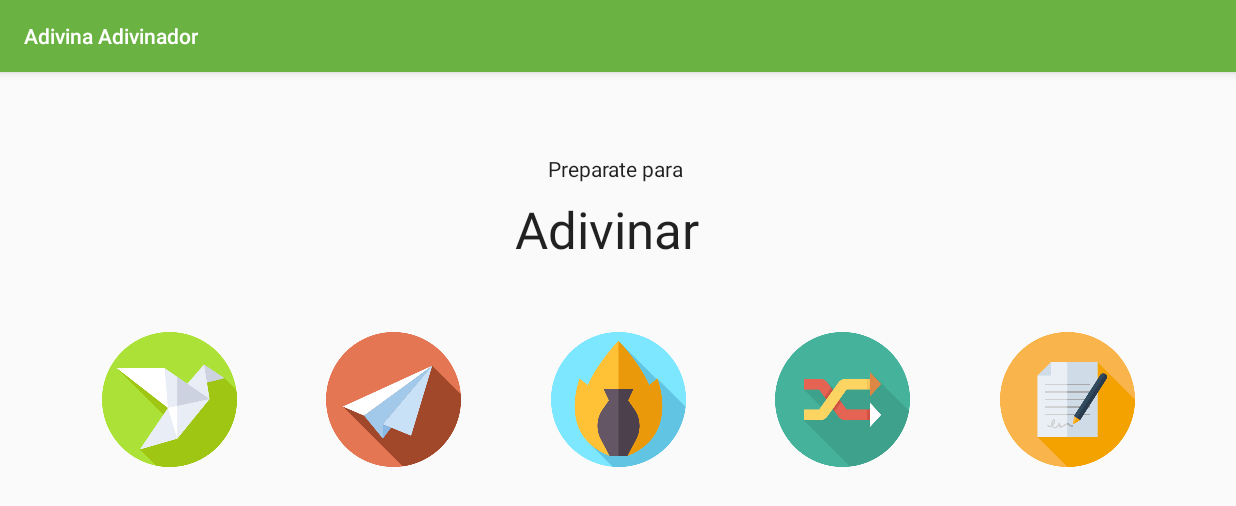
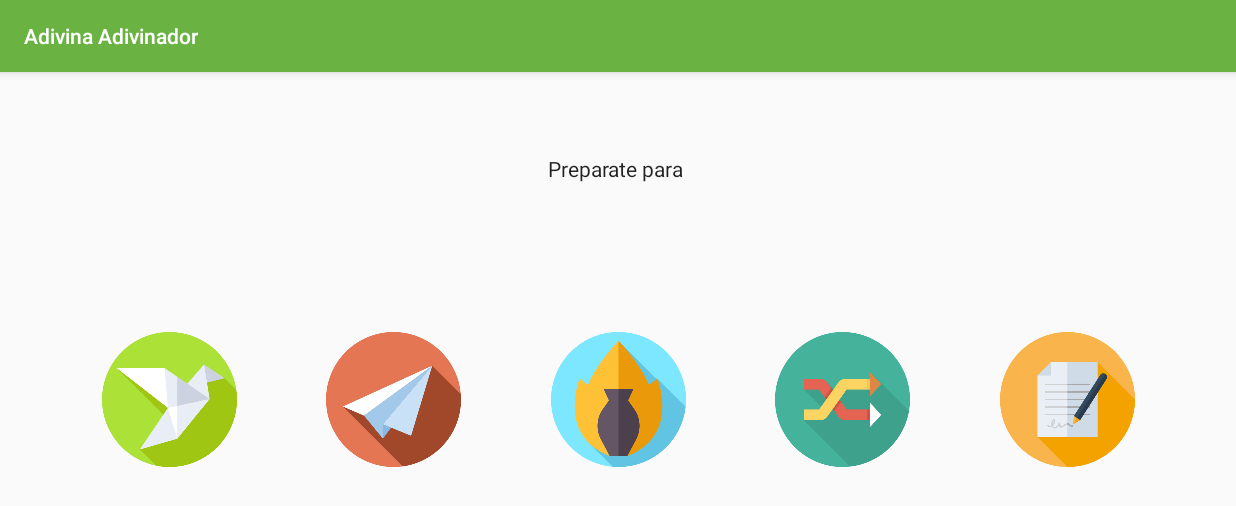
Before and after one commit to TomasMVazquez/AdivinaAdivinador, an Android app: the screen it shows after launch (MainActivity), on a phone screen of 824 x 412 dp (held sideways). Shown: the top 506 px of the screen. Run offline under Robolectric (Android 15) with nearby library versions, the phone set to English and light mode, and no system bars; our stand-ins replace data binding.

Commit message:
Part IV: backend create list + some adjustment to UI

```diff
--- a/app/src/main/java/com/toms/android/adivinaadivinador/database/ListDatabaseDao.kt
+++ b/app/src/main/java/com/toms/android/adivinaadivinador/database/ListDatabaseDao.kt
@@ -13,7 +13,7 @@ interface ListDatabaseDao {
 
     //Obtener
     @Query("SELECT * FROM list_created_table ORDER BY itemId DESC")
-    fun getAllWords(): LiveData<List<ItemListDataClass>>
+    fun getAllWords(): List<ItemListDataClass>
 
     //Obtener
     @Query("SELECT * FROM list_created_table ORDER BY itemId DESC LIMIT 1")
--- a/app/src/main/java/com/toms/android/adivinaadivinador/screens/game/GameFragment.kt
+++ b/app/src/main/java/com/toms/android/adivinaadivinador/screens/game/GameFragment.kt
@@ -55,11 +55,11 @@ class GameFragment : Fragment() {
                 false
         )
 
-        val dataSource = ListDatabase.getInstance(activity!!.application).listDatabaseDao
+        val dataSource = ListDatabase.getInstance(requireActivity().application).listDatabaseDao
 
         // Get args using by navArgs property delegate
         val gameFragmentArgs by navArgs<GameFragmentArgs>()
-        viewModelFactory = GameViewModelFactory(dataSource,activity!!.application,gameFragmentArgs.list)
+        viewModelFactory = GameViewModelFactory(dataSource,requireActivity().application,gameFragmentArgs.list)
 
         viewModel = ViewModelProvider(this, viewModelFactory).get(GameViewModel::class.java)
 
--- a/app/src/main/java/com/toms/android/adivinaadivinador/screens/title/TitleFragment.kt
+++ b/app/src/main/java/com/toms/android/adivinaadivinador/screens/title/TitleFragment.kt
@@ -28,6 +28,7 @@ import androidx.lifecycle.ViewModelProvider
 import androidx.navigation.fragment.NavHostFragment
 import com.toms.android.adivinaadivinador.R
 import com.toms.android.adivinaadivinador.databinding.TitleFragmentBinding
+import com.toms.android.adivinaadivinador.getSomeString
 
 /**
  * Fragment for the starting or title screen of the app
@@ -35,6 +36,7 @@ import com.toms.android.adivinaadivinador.databinding.TitleFragmentBinding
 class TitleFragment : Fragment() {
 
     private lateinit var viewModel: TitleViewModel
+    private lateinit var viewModelFactory: TitleViewModelFactory
 
     private lateinit var binding: TitleFragmentBinding
 
@@ -46,58 +48,67 @@ class TitleFragment : Fragment() {
                 inflater, R.layout.title_fragment, container, false)
 
         activity?.requestedOrientation = ActivityInfo.SCREEN_ORIENTATION_LANDSCAPE
+        viewModelFactory = TitleViewModelFactory(requireActivity().application)
 
-        viewModel = ViewModelProvider(this).get(TitleViewModel::class.java)
+        viewModel = ViewModelProvider(this,viewModelFactory).get(TitleViewModel::class.java)
 
         binding.titleViewModel = viewModel
         // Specify the current activity as the lifecycle owner of the binding. This is used so that
         // the binding can observe LiveData updates
         binding.lifecycleOwner = this
 
-        binding.animals.setOnClickListener {
-            viewModel.onChooseList(this.getString(R.string.animals_list))
+        viewModel.guessList.observe(viewLifecycleOwner, Observer { string ->
+            when (string){
+                this.getString(R.string.animals_list) -> {
+                    viewModel.startFormatString()
                     binding.animals2.visibility = View.VISIBLE
                     binding.places2.visibility = View.INVISIBLE
                     binding.stuff2.visibility = View.INVISIBLE
                     binding.random2.visibility = View.INVISIBLE
                     binding.createShadow.visibility = View.INVISIBLE
                 }
-
-        binding.places.setOnClickListener {
-            viewModel.onChooseList(this.getString(R.string.places_list))
+                this.getString(R.string.places_list) -> {
+                    viewModel.startFormatString()
                     binding.animals2.visibility = View.INVISIBLE
                     binding.places2.visibility = View.VISIBLE
                     binding.stuff2.visibility = View.INVISIBLE
                     binding.random2.visibility = View.INVISIBLE
                     binding.createShadow.visibility = View.INVISIBLE
                 }
-
-        binding.stuff.setOnClickListener {
-            viewModel.onChooseList(this.getString(R.string.stuff_list))
+                this.getString(R.string.stuff_list) -> {
+                    viewModel.startFormatString()
                     binding.animals2.visibility = View.INVISIBLE
                     binding.places2.visibility = View.INVISIBLE
                     binding.stuff2.visibility = View.VISIBLE
                     binding.random2.visibility = View.INVISIBLE
                     binding.createShadow.visibility = View.INVISIBLE
                 }
-
-        binding.random.setOnClickListener {
-            viewModel.onChooseList(this.getString(R.string.random_list))
+                this.getString(R.string.random_list) -> {
+                    viewModel.startFormatString()
                     binding.animals2.visibility = View.INVISIBLE
                     binding.places2.visibility = View.INVISIBLE
                     binding.stuff2.visibility = View.INVISIBLE
                     binding.random2.visibility = View.VISIBLE
                     binding.createShadow.visibility = View.INVISIBLE
                 }
-
-        binding.create.setOnClickListener {
-            viewModel.onChooseList(this.getString(R.string.create_list))
+                this.getString(R.string.create_list) -> {
+                    viewModel.endFormatString()
                     binding.animals2.visibility = View.INVISIBLE
                     binding.places2.visibility = View.INVISIBLE
                     binding.stuff2.visibility = View.INVISIBLE
                     binding.random2.visibility = View.INVISIBLE
                     binding.createShadow.visibility = View.VISIBLE
                 }
+                else -> {
+                    viewModel.endFormatString()
+                    binding.animals2.visibility = View.INVISIBLE
+                    binding.places2.visibility = View.INVISIBLE
+                    binding.stuff2.visibility = View.INVISIBLE
+                    binding.random2.visibility = View.INVISIBLE
+                    binding.createShadow.visibility = View.INVISIBLE
+                }
+            }
+        })
 
         /*binding.playGameButton.setOnClickListener {
             val action = TitleFragmentDirections.actionTitleToGame("HELLO WORLD")
--- a/app/src/main/java/com/toms/android/adivinaadivinador/screens/title/TitleViewModel.kt
+++ b/app/src/main/java/com/toms/android/adivinaadivinador/screens/title/TitleViewModel.kt
@@ -1,10 +1,14 @@
 package com.toms.android.adivinaadivinador.screens.title
 
+import android.app.Application
+import androidx.lifecycle.AndroidViewModel
 import androidx.lifecycle.LiveData
 import androidx.lifecycle.MutableLiveData
 import androidx.lifecycle.ViewModel
+import com.toms.android.adivinaadivinador.R
+import com.toms.android.adivinaadivinador.getSomeString
 
-class TitleViewModel : ViewModel(){
+class TitleViewModel(application: Application) : AndroidViewModel(application){
 
     //Game Finish Event
     private val _guessList = MutableLiveData<String>()
@@ -18,6 +22,11 @@ class TitleViewModel : ViewModel(){
     private val _eventCreate = MutableLiveData<Boolean>()
     val eventCreate: LiveData<Boolean>
         get() = _eventCreate
+
+    private val _formatStringToShow = MutableLiveData<Boolean>()
+    val formatStringToShow : LiveData<Boolean>
+        get() = _formatStringToShow
+
 
     init {
         _guessList.value = ""
@@ -43,4 +52,12 @@ class TitleViewModel : ViewModel(){
         _guessList.value = newList
     }
 
+    fun startFormatString(){
+        _formatStringToShow.value = true
+    }
+
+    fun endFormatString(){
+        _formatStringToShow.value = false
+    }
+
 }
--- /dev/null
+++ b/app/src/main/java/com/toms/android/adivinaadivinador/screens/title/TitleViewModelFactory.kt
@@ -0,0 +1,14 @@
+package com.toms.android.adivinaadivinador.screens.title
+
+import android.app.Application
+import androidx.lifecycle.ViewModel
+import androidx.lifecycle.ViewModelProvider
+
+class TitleViewModelFactory (private val application: Application) : ViewModelProvider.Factory {
+    override fun <T : ViewModel?> create(modelClass: Class<T>): T {
+        if (modelClass.isAssignableFrom(TitleViewModel::class.java)) {
+            return TitleViewModel(application) as T
+        }
+        throw IllegalArgumentException("Unknown ViewModel class")
+    }
+}
--- a/app/src/main/res/layout/database_item_card.xml
+++ b/app/src/main/res/layout/database_item_card.xml
@@ -4,10 +4,12 @@
     android:layout_height="wrap_content"
     xmlns:tools="http://schemas.android.com/tools"
     android:elevation="4dp"
-    android:layout_marginBottom="15dp"
+    android:layout_marginBottom="4dp"
+    android:layout_marginTop="4dp"
     >
 
     <TextView
+        android:id="@+id/txtWord"
         android:layout_width="match_parent"
         android:layout_height="wrap_content"
         android:textSize="25sp"
--- a/app/src/main/res/layout/fragment_create.xml
+++ b/app/src/main/res/layout/fragment_create.xml
@@ -44,7 +44,7 @@
             app:layout_constraintBottom_toBottomOf="parent"
             app:layout_constraintEnd_toEndOf="parent"
             app:layout_constraintTop_toBottomOf="@+id/recyclerCreate"
-            android:onClick="@{() -> createViewModel.onSaveWordToDataBase()}"
+            android:onClick="@{() -> createViewModel.onSaveWordToDataBase(editTextNewWord.getText().toString())}"
             />
 
         <androidx.recyclerview.widget.RecyclerView
--- a/app/src/main/res/layout/title_fragment.xml
+++ b/app/src/main/res/layout/title_fragment.xml
@@ -53,7 +53,7 @@
             android:layout_height="wrap_content"
             android:layout_marginTop="8dp"
             android:fontFamily="sans-serif"
-            android:text="@{@string/title_text(titleViewModel.guessList)}"
+            android:text="@{titleViewModel.formatStringToShow ? @string/title_text(titleViewModel.guessList) : titleViewModel.guessList}"
             android:textColor="@color/black_text_color"
             android:textSize="34sp"
             android:textStyle="normal"
@@ -108,6 +108,7 @@
             android:layout_width="90dp"
             android:layout_height="90dp"
             android:layout_marginStart="8dp"
+            android:onClick="@{() -> titleViewModel.onChooseList(@string/animals_list)}"
             app:layout_constraintBottom_toBottomOf="@+id/places"
             app:layout_constraintEnd_toStartOf="@+id/places"
             app:layout_constraintHorizontal_chainStyle="spread"
@@ -129,6 +130,7 @@
             android:id="@+id/places"
             android:layout_width="90dp"
             android:layout_height="90dp"
+            android:onClick="@{() -> titleViewModel.onChooseList(@string/places_list)}"
             app:layout_constraintBottom_toBottomOf="@+id/stuff"
             app:layout_constraintEnd_toStartOf="@+id/stuff"
             app:layout_constraintHorizontal_bias="0.5"
@@ -150,6 +152,7 @@
             android:id="@+id/stuff"
             android:layout_width="90dp"
             android:layout_height="90dp"
+            android:onClick="@{() -> titleViewModel.onChooseList(@string/stuff_list)}"
             app:layout_constraintBottom_toBottomOf="@+id/random"
             app:layout_constraintEnd_toStartOf="@+id/random"
             app:layout_constraintHorizontal_bias="0.5"
@@ -172,6 +175,7 @@
             android:id="@+id/random"
             android:layout_width="90dp"
             android:layout_height="90dp"
+            android:onClick="@{() -> titleViewModel.onChooseList(@string/random_list)}"
             app:layout_constraintBottom_toBottomOf="@+id/create"
             app:layout_constraintEnd_toStartOf="@+id/create"
             app:layout_constraintHorizontal_bias="0.5"
@@ -195,6 +199,7 @@
             android:layout_width="90dp"
             android:layout_height="90dp"
             android:layout_marginEnd="8dp"
+            android:onClick="@{() -> titleViewModel.onChooseList(@string/create_list)}"
             app:layout_constraintBottom_toBottomOf="@+id/createShadow"
             app:layout_constraintEnd_toEndOf="parent"
             app:layout_constraintStart_toEndOf="@+id/random"
```
Also changed, not shown: app/src/main/java/com/toms/android/adivinaadivinador/Utils.kt (added, +25 -0 lines), app/src/main/java/com/toms/android/adivinaadivinador/screens/create/CreateFragment.kt (+19 -8 lines), app/src/main/java/com/toms/android/adivinaadivinador/screens/create/CreateListAdapter.kt (+13 -9 lines), app/src/main/java/com/toms/android/adivinaadivinador/screens/create/CreateViewModel.kt (+24 -18 lines). Lines whose indentation alone changed are shown as unchanged.
